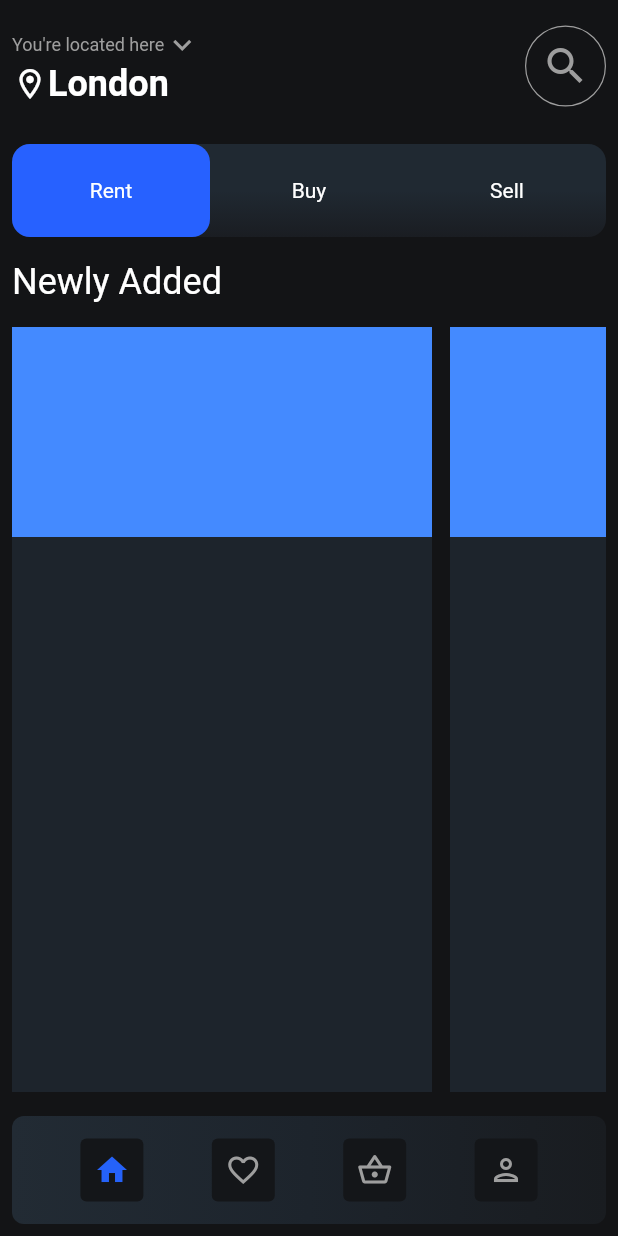
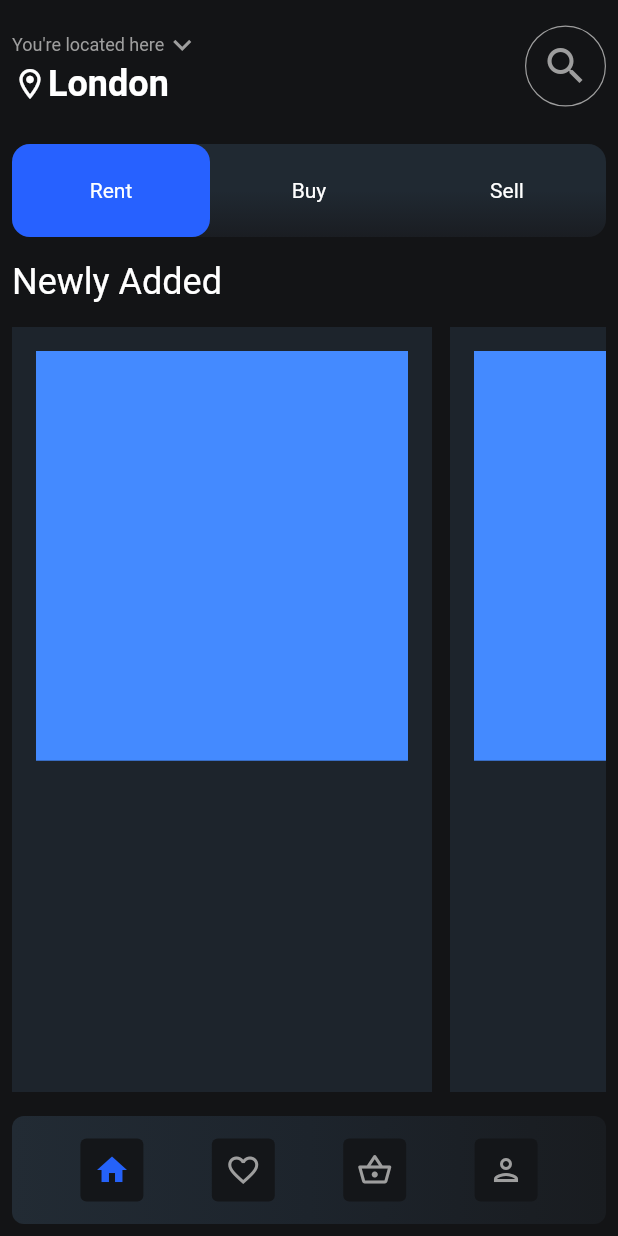
Before and after one commit to JAICHANGPARK/flutter_notebook_17th_story, a Flutter app: the screen it shows after launch, on a phone screen of 412 x 824 dp. Run offline on Flutter 3.47's test engine with Material 2 defaults, Android fonts, the phone set to English and light mode, and no system bars; our stand-ins replace cached_network_image, fl_chart, flutter_riverpod, freezed_annotation, ionicons, percent_indicator.

Commit message:
Update real_estate_main_page.dart

```diff
--- a/lib/ep1018_real_estate_app/src/ui/real_estate_main_page.dart
+++ b/lib/ep1018_real_estate_app/src/ui/real_estate_main_page.dart
@@ -199,18 +199,22 @@ class _RealEstateMainPageState extends State<RealEstateMainPage> {
                             return Padding(
                               padding: const EdgeInsets.only(right: 12),
                               child: Container(
+                                padding: EdgeInsets.all(16),
                                 decoration: BoxDecoration(
                                   color: Color.fromRGBO(29, 36, 44, 1),
                                 ),
                                 width: 280,
                                 child: Column(
                                   children: [
-                                    Container(
-                                      height: 140,
-                                      decoration: BoxDecoration(
-                                        color: Colors.blueAccent,
+                                    Expanded(
+                                      flex: 8,
+                                      child: Container(
+                                        decoration: BoxDecoration(
+                                          color: Colors.blueAccent,
+                                        ),
                                       ),
-                                    )
+                                    ),
+                                    Expanded(child: Column(),flex: 6,)
                                   ],
                                 ),
                               ),
```
